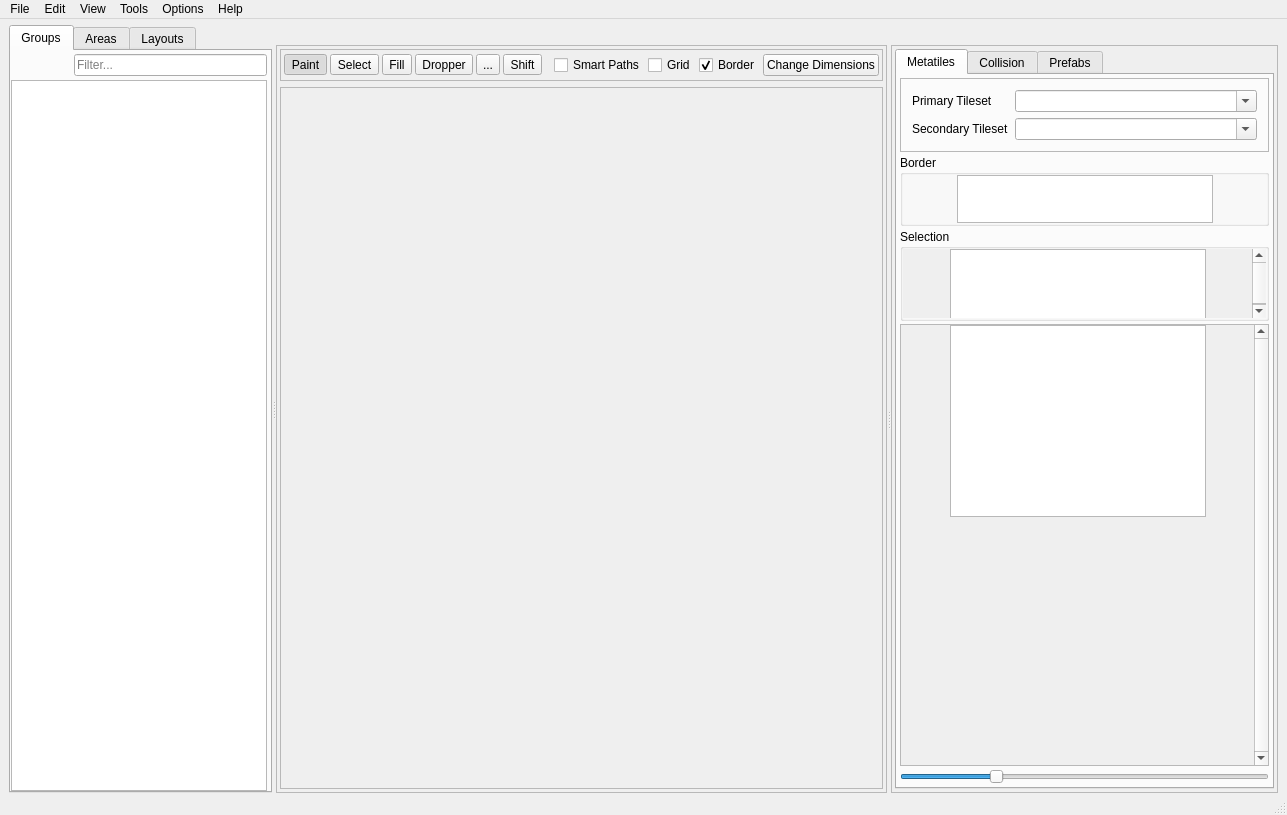
First picture: the form in forms/mainwindow.ui, repository huderlem/porymap, before the edit.
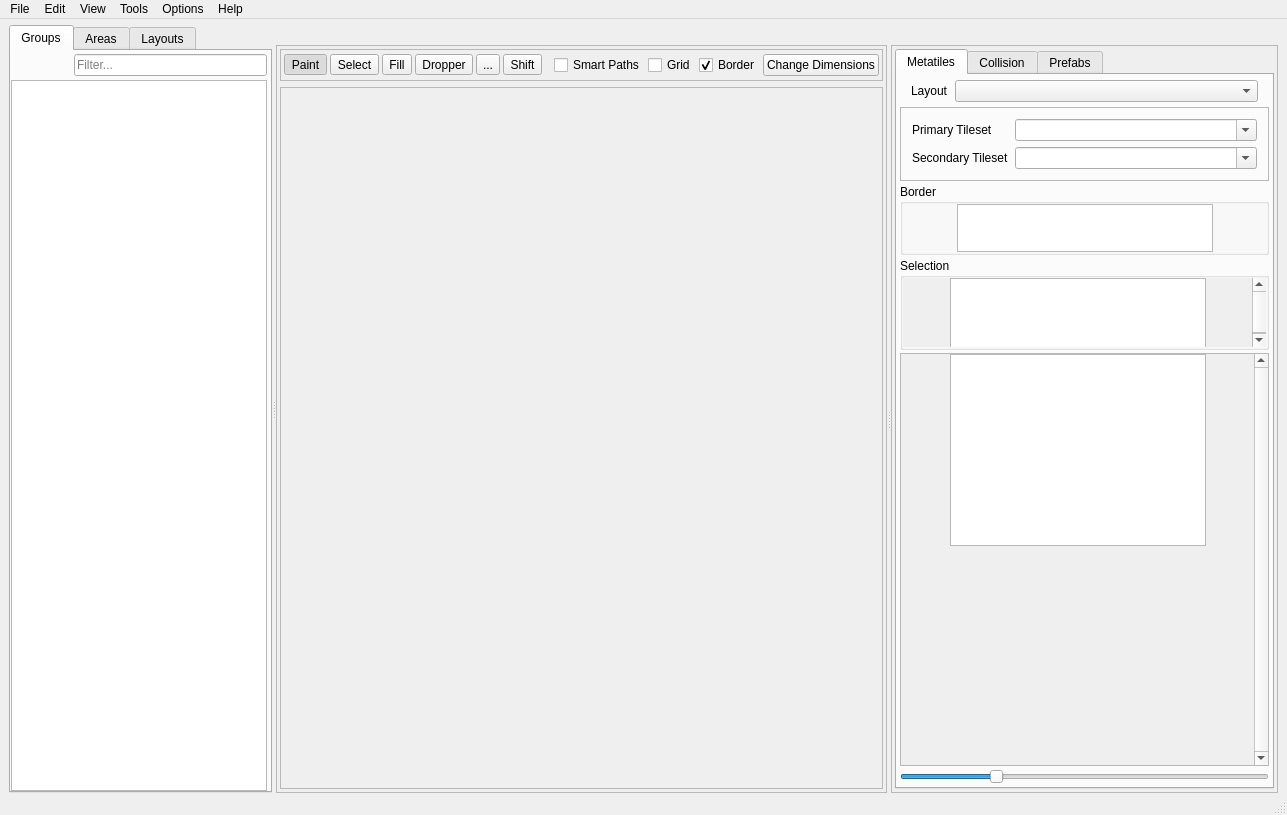
Second picture: the form after the edit. The open tabs and pages were chosen to show the change. Icons and pictures are not drawn. Custom widgets are drawn as their Qt base class.

Commit message: ui to change map's assigned layout id

Patch:
```diff
--- a/forms/mainwindow.ui
+++ b/forms/mainwindow.ui
@@ -922,65 +922,148 @@
                      <property name="spacing">
                       <number>3</number>
                      </property>
-                     <item row="0" column="0">
-                      <widget class="QFrame" name="frame_Tilesets">
+                     <item row="6" column="0">
+                      <widget class="QSlider" name="horizontalSlider_MetatileZoom">
+                       <property name="minimum">
+                        <number>10</number>
+                       </property>
+                       <property name="maximum">
+                        <number>90</number>
+                       </property>
+                       <property name="value">
+                        <number>30</number>
+                       </property>
+                       <property name="orientation">
+                        <enum>Qt::Horizontal</enum>
+                       </property>
+                      </widget>
+                     </item>
+                     <item row="5" column="0">
+                      <widget class="QScrollArea" name="scrollArea_2">
                        <property name="sizePolicy">
-                        <sizepolicy hsizetype="Preferred" vsizetype="Preferred">
+                        <sizepolicy hsizetype="Preferred" vsizetype="Expanding">
                          <horstretch>0</horstretch>
                          <verstretch>0</verstretch>
                         </sizepolicy>
                        </property>
-                       <property name="frameShape">
-                        <enum>QFrame::StyledPanel</enum>
+                       <property name="verticalScrollBarPolicy">
+                        <enum>Qt::ScrollBarAlwaysOn</enum>
                        </property>
-                       <property name="frameShadow">
-                        <enum>QFrame::Raised</enum>
+                       <property name="horizontalScrollBarPolicy">
+                        <enum>Qt::ScrollBarAsNeeded</enum>
                        </property>
-                       <layout class="QFormLayout" name="formLayout">
-                        <item row="0" column="0">
-                         <widget class="QLabel" name="label_PrimaryTileset">
-                          <property name="text">
-                           <string>Primary Tileset</string>
-                          </property>
-                         </widget>
-                        </item>
-                        <item row="0" column="1">
-                         <widget class="NoScrollComboBox" name="comboBox_PrimaryTileset">
-                          <property name="focusPolicy">
-                           <enum>Qt::StrongFocus</enum>
-                          </property>
-                          <property name="toolTip">
-                           <string>&lt;html&gt;&lt;head/&gt;&lt;body&gt;&lt;p&gt;Primary Tileset&lt;/p&gt;&lt;p&gt;Defines the first 0x200 metatiles available for the map.&lt;/p&gt;&lt;/body&gt;&lt;/html&gt;</string>
-                          </property>
-                          <property name="editable">
-                           <bool>true</bool>
-                          </property>
-                         </widget>
-                        </item>
-                        <item row="1" column="0">
-                         <widget class="QLabel" name="label_SecondaryTileset">
-                          <property name="text">
-                           <string>Secondary Tileset</string>
-                          </property>
-                         </widget>
-                        </item>
-                        <item row="1" column="1">
-                         <widget class="NoScrollComboBox" name="comboBox_SecondaryTileset">
-                          <property name="focusPolicy">
-                           <enum>Qt::StrongFocus</enum>
-                          </property>
-                          <property name="toolTip">
-                           <string>&lt;html&gt;&lt;head/&gt;&lt;body&gt;&lt;p&gt;Secondary Tileset&lt;/p&gt;&lt;p&gt;Defines the second 0x200 metatiles available for the map.&lt;/p&gt;&lt;/body&gt;&lt;/html&gt;</string>
-                          </property>
-                          <property name="editable">
-                           <bool>true</bool>
-                          </property>
-                         </widget>
-                        </item>
-                       </layout>
+                       <property name="sizeAdjustPolicy">
+                        <enum>QAbstractScrollArea::AdjustIgnored</enum>
+                       </property>
+                       <property name="widgetResizable">
+                        <bool>true</bool>
+                       </property>
+                       <property name="alignment">
+                        <set>Qt::AlignHCenter|Qt::AlignTop</set>
+                       </property>
+                       <widget class="QWidget" name="scrollAreaWidgetContents_2">
+                        <property name="enabled">
+                         <bool>true</bool>
+                        </property>
+                        <property name="geometry">
+                         <rect>
+                          <x>8</x>
+                          <y>0</y>
+                          <width>408</width>
+                          <height>380</height>
+                         </rect>
+                        </property>
+                        <property name="sizePolicy">
+                         <sizepolicy hsizetype="Preferred" vsizetype="Preferred">
+                          <horstretch>0</horstretch>
+                          <verstretch>0</verstretch>
+                         </sizepolicy>
+                        </property>
+                        <layout class="QGridLayout" name="gridLayout_5">
+                         <property name="sizeConstraint">
+                          <enum>QLayout::SetDefaultConstraint</enum>
+                         </property>
+                         <property name="leftMargin">
+                          <number>0</number>
+                         </property>
+                         <property name="topMargin">
+                          <number>0</number>
+                         </property>
+                         <property name="rightMargin">
+                          <number>0</number>
+                         </property>
+                         <property name="bottomMargin">
+                          <number>0</number>
+                         </property>
+                         <property name="spacing">
+                          <number>0</number>
+                         </property>
+                         <item row="1" column="1">
+                          <spacer name="verticalSpacer_5">
+                           <property name="orientation">
+                            <enum>Qt::Vertical</enum>
+                           </property>
+                           <property name="sizeHint" stdset="0">
+                            <size>
+                             <width>20</width>
+                             <height>40</height>
+                            </size>
+                           </property>
+                          </spacer>
+                         </item>
+                         <item row="0" column="1">
+                          <widget class="QGraphicsView" name="graphicsView_Metatiles">
+                           <property name="enabled">
+                            <bool>true</bool>
+                           </property>
+                           <property name="sizePolicy">
+                            <sizepolicy hsizetype="Preferred" vsizetype="Preferred">
+                             <horstretch>0</horstretch>
+                             <verstretch>0</verstretch>
+                            </sizepolicy>
+                           </property>
+                           <property name="verticalScrollBarPolicy">
+                            <enum>Qt::ScrollBarAlwaysOff</enum>
+                           </property>
+                           <property name="horizontalScrollBarPolicy">
+                            <enum>Qt::ScrollBarAlwaysOff</enum>
+                           </property>
+                           <property name="sizeAdjustPolicy">
+                            <enum>QAbstractScrollArea::AdjustIgnored</enum>
+                           </property>
+                          </widget>
+                         </item>
+                         <item row="0" column="0">
+                          <spacer name="horizontalSpacer_14">
+                           <property name="orientation">
+                            <enum>Qt::Horizontal</enum>
+                           </property>
+                           <property name="sizeHint" stdset="0">
+                            <size>
+                             <width>40</width>
+                             <height>20</height>
+                            </size>
+                           </property>
+                          </spacer>
+                         </item>
+                         <item row="0" column="2">
+                          <spacer name="horizontalSpacer_15">
+                           <property name="orientation">
+                            <enum>Qt::Horizontal</enum>
+                           </property>
+                           <property name="sizeHint" stdset="0">
+                            <size>
+                             <width>40</width>
+                             <height>20</height>
+                            </size>
+                           </property>
+                          </spacer>
+                         </item>
+                        </layout>
+                       </widget>
                       </widget>
                      </item>
-                     <item row="2" column="0">
+                     <item row="4" column="0">
                       <widget class="QFrame" name="frame_currentMetatileSelection">
                        <property name="sizePolicy">
                         <sizepolicy hsizetype="Preferred" vsizetype="Preferred">
@@ -1062,7 +1145,7 @@
                                <rect>
                                 <x>0</x>
                                 <y>0</y>
-                                <width>256</width>
+                                <width>420</width>
                                 <height>74</height>
                                </rect>
                               </property>
@@ -1143,7 +1226,7 @@
                        </layout>
                       </widget>
                      </item>
-                     <item row="1" column="0">
+                     <item row="3" column="0">
                       <widget class="QGroupBox" name="groupBox">
                        <property name="title">
                         <string>Border</string>
@@ -1221,145 +1304,90 @@
                        </layout>
                       </widget>
                      </item>
-                     <item row="3" column="0">
-                      <widget class="QScrollArea" name="scrollArea_2">
+                     <item row="2" column="0">
+                      <widget class="QFrame" name="frame_Tilesets">
                        <property name="sizePolicy">
-                        <sizepolicy hsizetype="Preferred" vsizetype="Expanding">
+                        <sizepolicy hsizetype="Preferred" vsizetype="Preferred">
                          <horstretch>0</horstretch>
                          <verstretch>0</verstretch>
                         </sizepolicy>
                        </property>
-                       <property name="verticalScrollBarPolicy">
-                        <enum>Qt::ScrollBarAlwaysOn</enum>
+                       <property name="frameShape">
+                        <enum>QFrame::StyledPanel</enum>
                        </property>
-                       <property name="horizontalScrollBarPolicy">
-                        <enum>Qt::ScrollBarAsNeeded</enum>
+                       <property name="frameShadow">
+                        <enum>QFrame::Raised</enum>
                        </property>
-                       <property name="sizeAdjustPolicy">
-                        <enum>QAbstractScrollArea::AdjustIgnored</enum>
-                       </property>
-                       <property name="widgetResizable">
-                        <bool>true</bool>
-                       </property>
-                       <property name="alignment">
-                        <set>Qt::AlignHCenter|Qt::AlignTop</set>
-                       </property>
-                       <widget class="QWidget" name="scrollAreaWidgetContents_2">
-                        <property name="enabled">
-                         <bool>true</bool>
-                        </property>
-                        <property name="geometry">
-                         <rect>
-                          <x>0</x>
-                          <y>0</y>
-                          <width>91</width>
-                          <height>74</height>
-                         </rect>
-                        </property>
-                        <property name="sizePolicy">
-                         <sizepolicy hsizetype="Preferred" vsizetype="Preferred">
-                          <horstretch>0</horstretch>
-                          <verstretch>0</verstretch>
-                         </sizepolicy>
-                        </property>
-                        <layout class="QGridLayout" name="gridLayout_5">
-                         <property name="sizeConstraint">
-                          <enum>QLayout::SetDefaultConstraint</enum>
-                         </property>
-                         <property name="leftMargin">
-                          <number>0</number>
-                         </property>
-                         <property name="topMargin">
-                          <number>0</number>
-                         </property>
-                         <property name="rightMargin">
-                          <number>0</number>
-                         </property>
-                         <property name="bottomMargin">
-                          <number>0</number>
-                         </property>
-                         <property name="spacing">
-                          <number>0</number>
-                         </property>
-                         <item row="1" column="1">
-                          <spacer name="verticalSpacer_5">
-                           <property name="orientation">
-                            <enum>Qt::Vertical</enum>
-                           </property>
-                           <property name="sizeHint" stdset="0">
-                            <size>
-                             <width>20</width>
-                             <height>40</height>
-                            </size>
-                           </property>
-                          </spacer>
-                         </item>
-                         <item row="0" column="1">
-                          <widget class="QGraphicsView" name="graphicsView_Metatiles">
-                           <property name="enabled">
-                            <bool>true</bool>
-                           </property>
-                           <property name="sizePolicy">
-                            <sizepolicy hsizetype="Preferred" vsizetype="Preferred">
-                             <horstretch>0</horstretch>
-                             <verstretch>0</verstretch>
-                            </sizepolicy>
-                           </property>
-                           <property name="verticalScrollBarPolicy">
-                            <enum>Qt::ScrollBarAlwaysOff</enum>
-                           </property>
-                           <property name="horizontalScrollBarPolicy">
-                            <enum>Qt::ScrollBarAlwaysOff</enum>
-                           </property>
-                           <property name="sizeAdjustPolicy">
-                            <enum>QAbstractScrollArea::AdjustIgnored</enum>
-                           </property>
-                          </widget>
-                         </item>
-                         <item row="0" column="0">
-                          <spacer name="horizontalSpacer_14">
-                           <property name="orientation">
-                            <enum>Qt::Horizontal</enum>
-                           </property>
-                           <property name="sizeHint" stdset="0">
-                            <size>
-                             <width>40</width>
-                             <height>20</height>
-                            </size>
-                           </property>
-                          </spacer>
-                         </item>
-                         <item row="0" column="2">
-                          <spacer name="horizontalSpacer_15">
-                           <property name="orientation">
-                            <enum>Qt::Horizontal</enum>
-                           </property>
-                           <property name="sizeHint" stdset="0">
-                            <size>
-                             <width>40</width>
-                             <height>20</height>
-                            </size>
-                           </property>
-                          </spacer>
-                         </item>
-                        </layout>
-                       </widget>
+                       <layout class="QFormLayout" name="formLayout">
+                        <item row="0" column="0">
+                         <widget class="QLabel" name="label_PrimaryTileset">
+                          <property name="text">
+                           <string>Primary Tileset</string>
+                          </property>
+                         </widget>
+                        </item>
+                        <item row="0" column="1">
+                         <widget class="NoScrollComboBox" name="comboBox_PrimaryTileset">
+                          <property name="focusPolicy">
+                           <enum>Qt::StrongFocus</enum>
+                          </property>
+                          <property name="toolTip">
+                           <string>&lt;html&gt;&lt;head/&gt;&lt;body&gt;&lt;p&gt;Primary Tileset&lt;/p&gt;&lt;p&gt;Defines the first 0x200 metatiles available for the map.&lt;/p&gt;&lt;/body&gt;&lt;/html&gt;</string>
+                          </property>
+                          <property name="editable">
+                           <bool>true</bool>
+                          </property>
+                         </widget>
+                        </item>
+                        <item row="1" column="0">
+                         <widget class="QLabel" name="label_SecondaryTileset">
+                          <property name="text">
+                           <string>Secondary Tileset</string>
+                          </property>
+                         </widget>
+                        </item>
+                        <item row="1" column="1">
+                         <widget class="NoScrollComboBox" name="comboBox_SecondaryTileset">
+                          <property name="focusPolicy">
+                           <enum>Qt::StrongFocus</enum>
+                          </property>
+                          <property name="toolTip">
+                           <string>&lt;html&gt;&lt;head/&gt;&lt;body&gt;&lt;p&gt;Secondary Tileset&lt;/p&gt;&lt;p&gt;Defines the second 0x200 metatiles available for the map.&lt;/p&gt;&lt;/body&gt;&lt;/html&gt;</string>
+                          </property>
+                          <property name="editable">
+                           <bool>true</bool>
+                          </property>
+                         </widget>
+                        </item>
+                       </layout>
                       </widget>
                      </item>
-                     <item row="4" column="0">
-                      <widget class="QSlider" name="horizontalSlider_MetatileZoom">
-                       <property name="minimum">
-                        <number>10</number>
+                     <item row="1" column="0">
+                      <widget class="QFrame" name="frame_LayoutSelection">
+                       <property name="frameShape">
+                        <enum>QFrame::NoFrame</enum>
                        </property>
-                       <property name="maximum">
-                        <number>90</number>
+                       <property name="frameShadow">
+                        <enum>QFrame::Raised</enum>
                        </property>
-                       <property name="value">
-                        <number>30</number>
-                       </property>
-                       <property name="orientation">
-                        <enum>Qt::Horizontal</enum>
-                       </property>
+                       <layout class="QFormLayout" name="formLayout_3">
+                        <property name="topMargin">
+                         <number>2</number>
+                        </property>
+                        <property name="bottomMargin">
+                         <number>2</number>
+                        </property>
+                        <item row="0" column="0">
+                         <widget class="QLabel" name="label_16">
+                          <property name="text">
+                           <string>Layout</string>
+                          </property>
+                         </widget>
+                        </item>
+                        <item row="0" column="1">
+                         <widget class="NoScrollComboBox" name="comboBox_LayoutSelector"/>
+                        </item>
+                       </layout>
                       </widget>
                      </item>
                     </layout>
```
Left out of the diff: 10 changed lines with no effect on the pictures. The commit also changes 5 other files.
